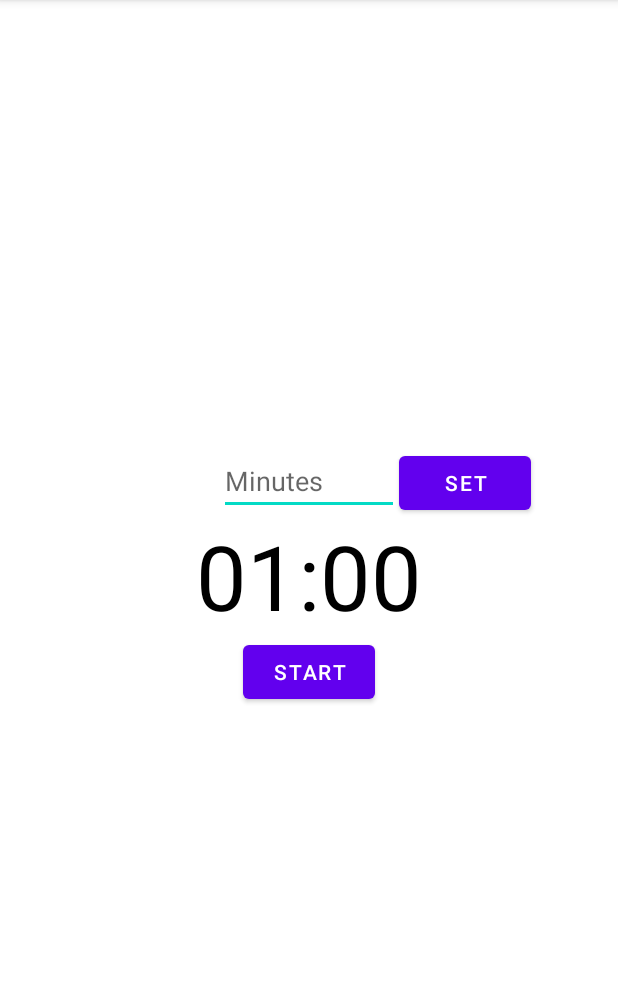
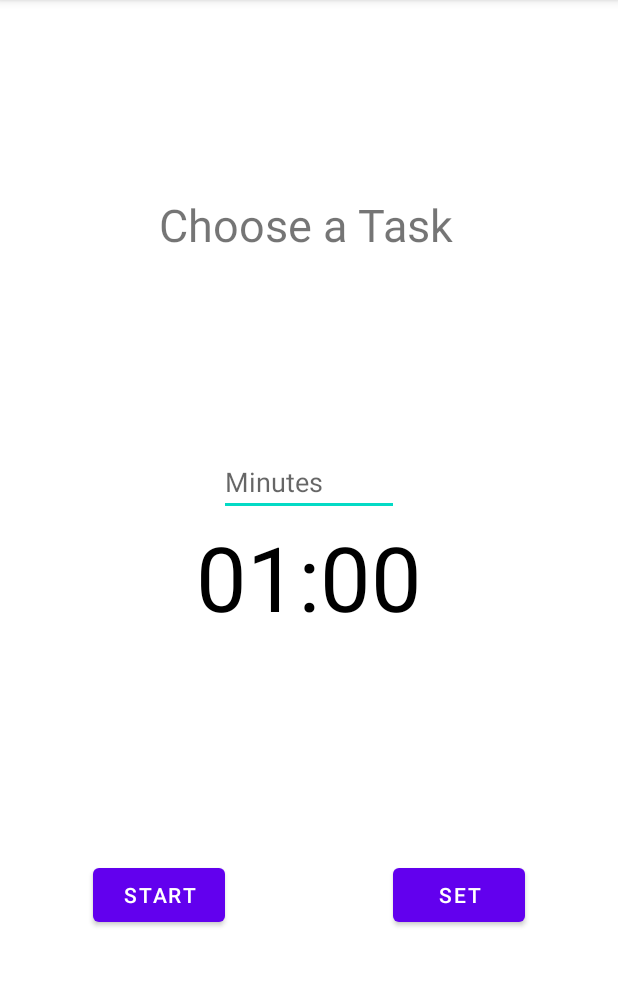
Before and after one commit to MarcusVincentSiah/MAD2023_Team2, an Android app: the TimeManagement screen opened directly, with no data from a screen before it, on a phone screen of 412 x 824 dp, the part 84-1070 px from its top. Run offline under Robolectric (Android 15) with nearby library versions, the phone set to English and light mode, and no system bars.

Commit message:
time management

```diff
--- /dev/null
+++ b/app/src/main/java/com/example/efficenz/DefaultTimeManagementFrag.java
@@ -0,0 +1,19 @@
+package com.example.efficenz;
+
+import android.os.Bundle;
+
+import androidx.fragment.app.Fragment;
+
+import android.view.LayoutInflater;
+import android.view.View;
+import android.view.ViewGroup;
+
+public class DefaultTimeManagementFrag extends Fragment {
+
+    @Override
+    public View onCreateView(LayoutInflater inflater, ViewGroup container,
+                             Bundle savedInstanceState) {
+        // Inflate the layout for this fragment
+        return inflater.inflate(R.layout.fragment_default_time_management, container, false);
+    }
+}
--- a/app/src/main/java/com/example/efficenz/MainActivity.java
+++ b/app/src/main/java/com/example/efficenz/MainActivity.java
@@ -48,9 +48,6 @@ public class MainActivity extends AppCompatActivity {
         NavigationUI.setupWithNavController(binding.navView, navController);
 
         recyclerView = findViewById(R.id.taskRecycler);
-
-
-
     }
 
 }
--- a/app/src/main/java/com/example/efficenz/TimeManagement.java
+++ b/app/src/main/java/com/example/efficenz/TimeManagement.java
@@ -1,7 +1,11 @@
 package com.example.efficenz;
 
 import androidx.appcompat.app.AppCompatActivity;
+import androidx.fragment.app.Fragment;
+import androidx.fragment.app.FragmentManager;
+import androidx.fragment.app.FragmentTransaction;
 
+import android.content.Intent;
 import android.content.SharedPreferences;
 import android.os.Bundle;
 import android.os.CountDownTimer;
@@ -9,6 +13,7 @@ import android.view.View;
 import android.view.inputmethod.InputMethodManager;
 import android.widget.Button;
 import android.widget.EditText;
+import android.widget.FrameLayout;
 import android.widget.TextView;
 import android.widget.Toast;
 
@@ -16,7 +21,7 @@ import java.util.Locale;
 
 public class TimeManagement extends AppCompatActivity {
 
-
+    private FrameLayout taskFrag;
     private EditText time_input;
     private TextView time;
     private Button set_time;
@@ -31,11 +36,30 @@ public class TimeManagement extends AppCompatActivity {
     private long timeLeft;
     private long endTime;
 
+    private Fragment defaultFrag;
+
 
     @Override
     protected void onCreate(Bundle savedInstanceState) {
         super.onCreate(savedInstanceState);
         setContentView(R.layout.activity_time_management);
+
+        taskFrag = findViewById(R.id.task_frag);
+        defaultFrag = new DefaultTimeManagementFrag();
+
+        FragmentManager fragmentManager = getSupportFragmentManager();
+        FragmentTransaction fragmentTransaction = fragmentManager.beginTransaction();
+        fragmentTransaction.replace(R.id.task_frag, defaultFrag);
+        fragmentTransaction.commit();
+
+        taskFrag.setOnClickListener(new View.OnClickListener() {
+            @Override
+            public void onClick(View v) {
+                Intent intent = new Intent(TimeManagement.this, TimeManagementTaskList.class);
+                startActivity(intent);
+            }
+        });
+
 
         time_input = findViewById(R.id.time_input);
         set_time = findViewById(R.id.btn_set);
--- /dev/null
+++ b/app/src/main/java/com/example/efficenz/TimeManagementTaskAdapter.java
@@ -0,0 +1,4 @@
+package com.example.efficenz;
+
+public class TimeManagementTaskAdapter {
+}
--- a/app/src/main/res/layout/activity_time_management.xml
+++ b/app/src/main/res/layout/activity_time_management.xml
@@ -1,5 +1,5 @@
 <?xml version="1.0" encoding="utf-8"?>
-    <RelativeLayout xmlns:android="http://schemas.android.com/apk/res/android"
+<androidx.constraintlayout.widget.ConstraintLayout xmlns:android="http://schemas.android.com/apk/res/android"
     xmlns:app="http://schemas.android.com/apk/res-auto"
     xmlns:tools="http://schemas.android.com/tools"
     android:layout_width="match_parent"
@@ -15,15 +15,26 @@
         android:layout_centerHorizontal="true"
         android:hint="Minutes"
         android:inputType="number"
-        android:maxLength="4" />
+        android:maxLength="4"
+        app:layout_constraintBottom_toTopOf="@+id/timer"
+        app:layout_constraintEnd_toEndOf="parent"
+        app:layout_constraintHorizontal_bias="0.5"
+        app:layout_constraintStart_toStartOf="parent" />
 
     <Button
         android:id="@+id/btn_set"
         android:layout_width="wrap_content"
         android:layout_height="wrap_content"
         android:layout_alignTop="@+id/time_input"
+        android:layout_marginLeft="200dp"
         android:layout_toEndOf="@+id/time_input"
         android:text="Set"
+        app:layout_constraintBottom_toBottomOf="parent"
+        app:layout_constraintEnd_toEndOf="parent"
+        app:layout_constraintHorizontal_bias="0.5"
+        app:layout_constraintStart_toEndOf="@+id/btn_reset"
+        app:layout_constraintStart_toStartOf="parent"
+        app:layout_constraintTop_toBottomOf="@+id/timer"
         tools:ignore="UnknownId" />
 
     <TextView
@@ -34,7 +45,13 @@
         android:layout_centerVertical="true"
         android:text="00:00"
         android:textColor="@android:color/black"
-            android:textSize="60sp" />
+        android:textSize="60sp"
+        app:layout_constraintBottom_toBottomOf="parent"
+        app:layout_constraintEnd_toEndOf="parent"
+        app:layout_constraintHorizontal_bias="0.5"
+        app:layout_constraintStart_toStartOf="parent"
+        app:layout_constraintTop_toTopOf="parent"
+        app:layout_constraintVertical_bias="0.5" />
 
     <Button
         android:id="@+id/btn_start_pause"
@@ -42,17 +59,42 @@
         android:layout_height="wrap_content"
         android:layout_below="@+id/timer"
         android:layout_centerHorizontal="true"
-            android:text="start" />
+
+        android:layout_marginRight="200dp"
+        android:text="start"
+        app:layout_constraintBottom_toBottomOf="parent"
+        app:layout_constraintEnd_toEndOf="parent"
+        app:layout_constraintHorizontal_bias="0.5"
+        app:layout_constraintStart_toStartOf="parent"
+        app:layout_constraintTop_toBottomOf="@+id/timer" />
 
     <Button
         android:id="@+id/btn_reset"
         android:layout_width="wrap_content"
         android:layout_height="wrap_content"
         android:layout_below="@+id/timer"
-            android:layout_marginStart="11dp"
+
         android:layout_toEndOf="@+id/btn_start_pause"
         android:text="reset"
         android:visibility="invisible"
+        app:layout_constraintBottom_toBottomOf="parent"
+        app:layout_constraintEnd_toEndOf="parent"
+        app:layout_constraintHorizontal_bias="0.5"
+        app:layout_constraintStart_toEndOf="@+id/btn_start_pause"
+        app:layout_constraintStart_toStartOf="parent"
+        app:layout_constraintTop_toBottomOf="@+id/timer"
         tools:visibility="visible" />
 
-</RelativeLayout>
+    <FrameLayout
+        android:id="@+id/task_frag"
+        android:layout_width="200dp"
+        android:layout_height="wrap_content"
+        app:layout_constraintBottom_toTopOf="@+id/time_input"
+        app:layout_constraintEnd_toEndOf="parent"
+        app:layout_constraintHorizontal_bias="0.5"
+        app:layout_constraintStart_toStartOf="parent"
+        app:layout_constraintTop_toTopOf="parent">
+
+    </FrameLayout>
+
+</androidx.constraintlayout.widget.ConstraintLayout>
--- /dev/null
+++ b/app/src/main/res/layout/fragment_default_time_management.xml
@@ -0,0 +1,15 @@
+<?xml version="1.0" encoding="utf-8"?>
+<FrameLayout xmlns:android="http://schemas.android.com/apk/res/android"
+    xmlns:tools="http://schemas.android.com/tools"
+    android:layout_width="match_parent"
+    android:layout_height="match_parent"
+    tools:context=".DefaultTimeManagementFrag">
+
+    <!-- TODO: Update blank fragment layout -->
+    <TextView
+        android:layout_width="match_parent"
+        android:layout_height="match_parent"
+        android:text="Choose a Task"
+        android:textSize="30dp"/>
+
+</FrameLayout>
--- a/app/src/main/res/values/strings.xml
+++ b/app/src/main/res/values/strings.xml
@@ -3,4 +3,6 @@
     <string name="title_home">Home</string>
     <string name="title_dashboard">Dashboard</string>
     <string name="title_notifications">Notifications</string>
+    <!-- TODO: Remove or change this placeholder text -->
+    <string name="hello_blank_fragment">Hello blank fragment</string>
 </resources>
```
Also changed, not shown: app/src/main/AndroidManifest.xml (+5 -5 lines), app/src/main/java/com/example/efficenz/TimeManagementTaskList.java (added, +87 -0 lines), app/src/main/res/layout/activity_time_management_task_list.xml (added, +41 -0 lines), app/src/main/res/layout/time_management_task_item.xml (added, +27 -0 lines). Lines whose indentation alone changed are shown as unchanged.
